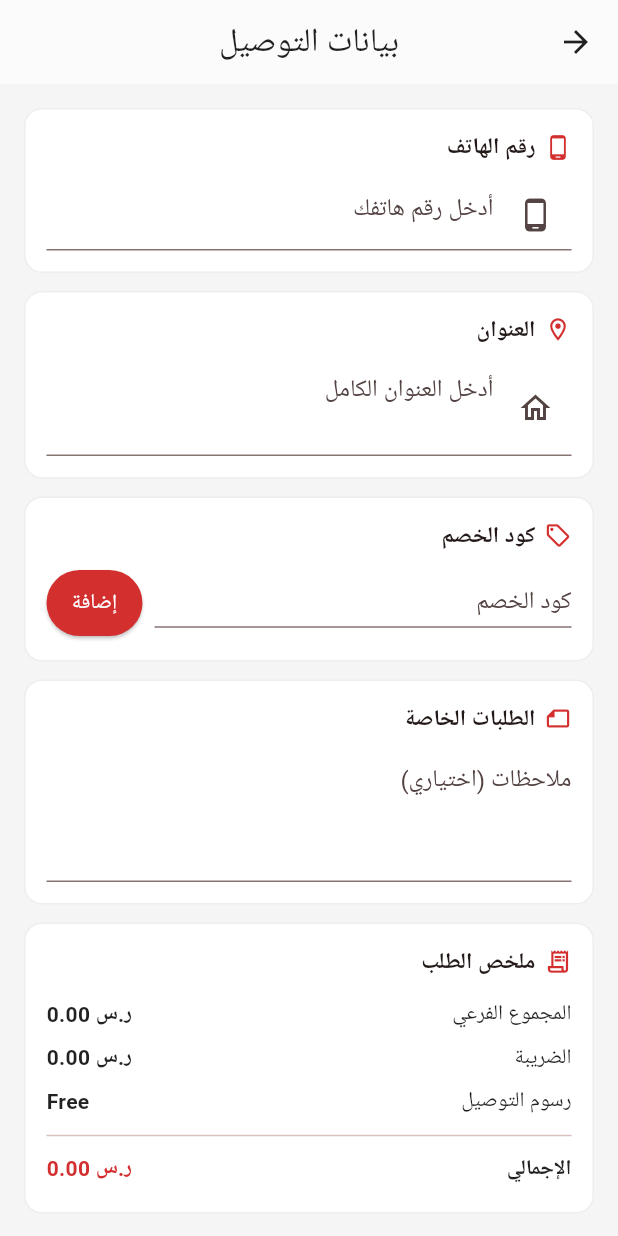
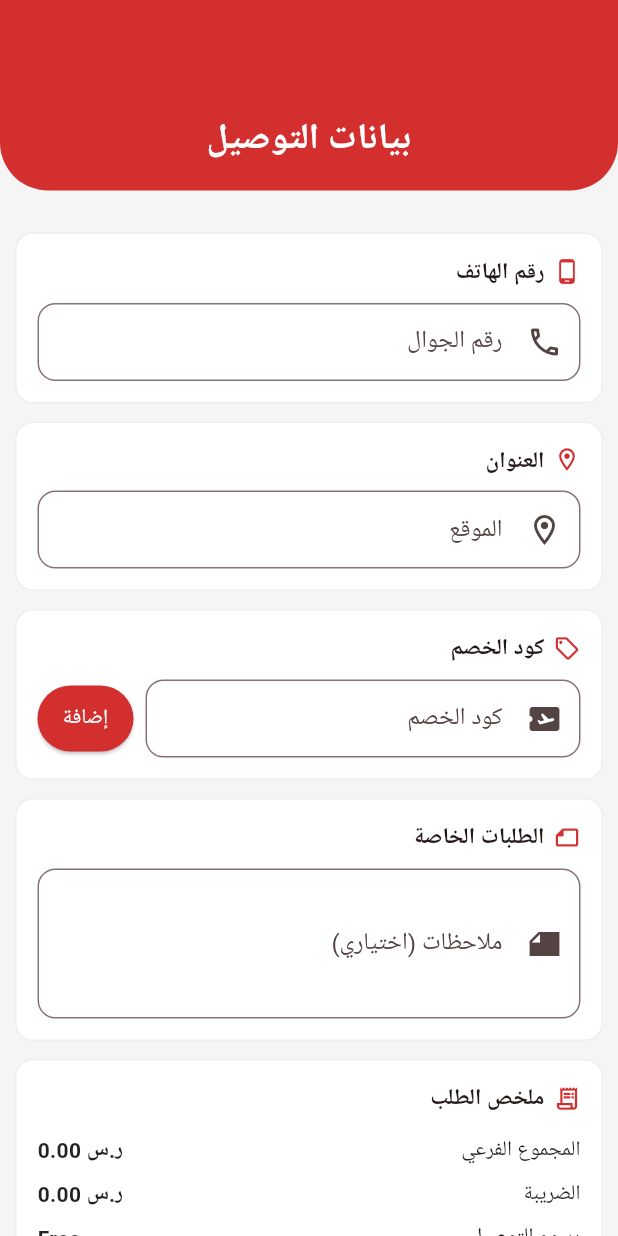
Before and after one commit to Icon-Tech-github/alshater-app, a Flutter app: the CheckoutScreen screen opened directly, on a phone screen of 412 x 824 dp. Run offline on Flutter 3.47's test engine with Material 3 defaults, Android fonts, the phone set to English and light mode, and no system bars; our stand-ins replace iconsax_flutter.

```diff
--- a/lib/features/screens/checkout_screen.dart
+++ b/lib/features/screens/checkout_screen.dart
@@ -1,3 +1,4 @@
+import 'package:alshaatir/features/screens/widgets/default_header.dart';
 import 'package:flutter/material.dart';
 import 'package:provider/provider.dart';
 
@@ -70,39 +71,46 @@ class _CheckoutScreenState extends State<CheckoutScreen> {
     );
   }
 
+  InputDecoration _inputDecoration(String label, IconData icon) {
+    return InputDecoration(
+      labelText: label,
+      prefixIcon: Icon(icon),
+      border: OutlineInputBorder(
+        borderRadius: BorderRadius.circular(12),
+      ),
+      filled: false,
+      contentPadding: const EdgeInsets.symmetric(horizontal: 16, vertical: 14),
+    );
+  }
+
   @override
   Widget build(BuildContext context) {
     return Scaffold(
-      appBar: AppBar(
-        title: const Text('بيانات التوصيل'),
-        centerTitle: true,
-        backgroundColor: Colors.white,
-        foregroundColor: Colors.black87,
-        elevation: 0.5,
-      ),
-      body: Form(
+      body: SingleChildScrollView(
+        child: Column(
+          children: [
+            const DefaultHeader(title: "بيانات التوصيل",height: 60,),
+            const SizedBox(height: 16),
+            Padding(
+              padding: const EdgeInsets.symmetric(horizontal: 10.0,vertical: 12.0),
+              child: Form(
                 key: _formKey,
-        child: SingleChildScrollView(
-          padding: const EdgeInsets.all(16.0),
                 child: Column(
                   crossAxisAlignment: CrossAxisAlignment.start,
                   children: [
                     _SectionCard(
                       title: 'رقم الهاتف',
                       icon: Icons.phone_android,
-                child: TextFormField(
+                      child:    TextFormField(
                         controller: _phoneController,
                         keyboardType: TextInputType.phone,
-                  decoration: const InputDecoration(
-                    hintText: 'أدخل رقم هاتفك',
-                    prefixIcon: Icon(Icons.phone_android),
-                  ),
+                        decoration: _inputDecoration('رقم الجوال', Icons.phone_outlined),
                         validator: (value) {
                           if (value == null || value.trim().isEmpty) {
-                      return 'يرجى إدخال رقم الهاتف';
+                            return 'يرجى إدخال رقم الجوال';
                           }
                           if (value.trim().length < 8) {
-                      return 'رقم الهاتف غير مكتمل';
+                            return 'رقم الجوال غير صحيح';
                           }
                           return null;
                         },
@@ -116,18 +124,11 @@ class _CheckoutScreenState extends State<CheckoutScreen> {
                         children: [
                           TextFormField(
                             controller: _addressController,
-                      maxLines: 2,
-                      decoration: const InputDecoration(
-                        hintText: 'أدخل العنوان الكامل',
-                        prefixIcon: Icon(Icons.home_outlined),
-                        alignLabelWithHint: true,
-                      ),
+                            textInputAction: TextInputAction.next,
+                            decoration: _inputDecoration('الموقع', Icons.location_on_outlined),
                             validator: (value) {
                               if (value == null || value.trim().isEmpty) {
-                          return 'يرجى إدخال العنوان';
-                        }
-                        if (value.trim().length < 5) {
-                          return 'أدخل عنواناً أوضح';
+                                return 'يرجى إدخال الموقع';
                               }
                               return null;
                             },
@@ -170,10 +171,8 @@ class _CheckoutScreenState extends State<CheckoutScreen> {
                           Expanded(
                             child: TextFormField(
                               controller: _promoController,
-                        decoration: const InputDecoration(
-                          hintText: 'كود الخصم',
-                          isDense: true,
-                        ),
+                              decoration: _inputDecoration('كود الخصم', Icons.airplane_ticket_rounded),
+
                             ),
                           ),
                           const SizedBox(width: 8),
@@ -204,9 +203,8 @@ class _CheckoutScreenState extends State<CheckoutScreen> {
                       icon: Icons.note_outlined,
                       child: TextFormField(
                         controller: _notesController,
+                        decoration: _inputDecoration('ملاحظات (اختياري)', Icons.note_sharp),
                        maxLines: 3,
-                  decoration:
-                      const InputDecoration(hintText: 'ملاحظات (اختياري)'),
                       ),
                     ),
                     const SizedBox(height: 12),
@@ -260,6 +258,9 @@ class _CheckoutScreenState extends State<CheckoutScreen> {
                     ),
                   ],
                 ),
+              ),
+            ),
+          ],
         ),
       ),
     );
```
Also changed, not shown: lib/features/models/category_model.dart (+156 -0 lines), lib/features/screens/auth/sign_up_screen.dart (+15 -0 lines), lib/features/screens/offers_screen.dart (+11 -8 lines), lib/features/screens/order_summary_screen.dart (+3 -7 lines), lib/features/screens/success_screen.dart (+24 -22 lines), lib/features/screens/widgets/bottom_nav_bar.dart (+7 -0 lines). Lines whose indentation alone changed are shown as unchanged.
